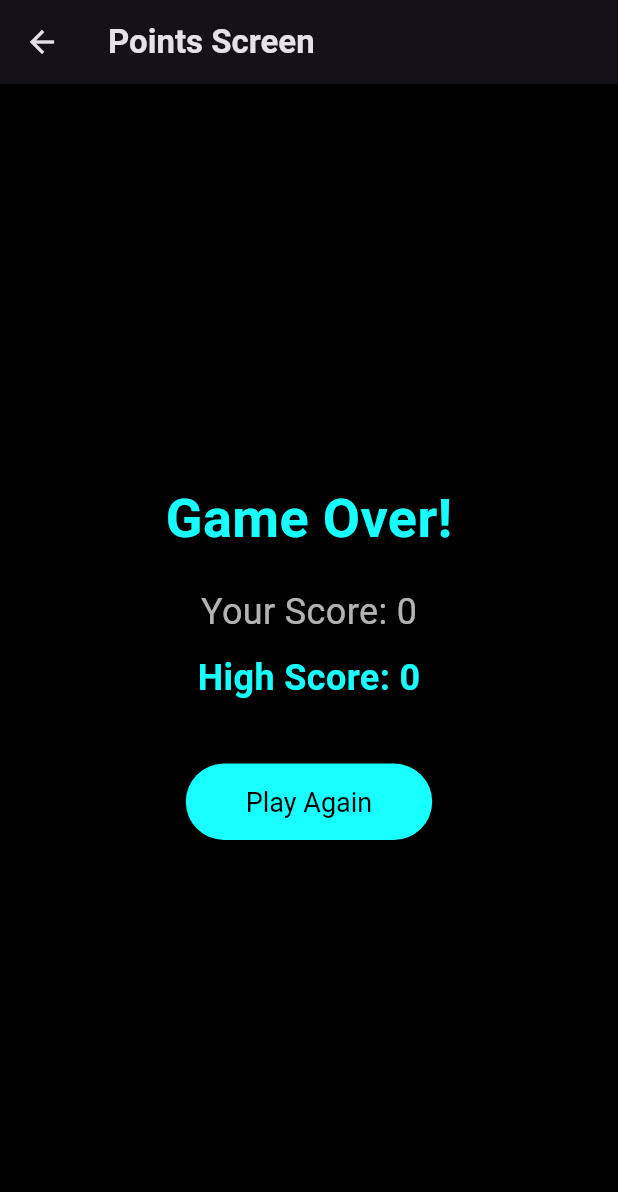
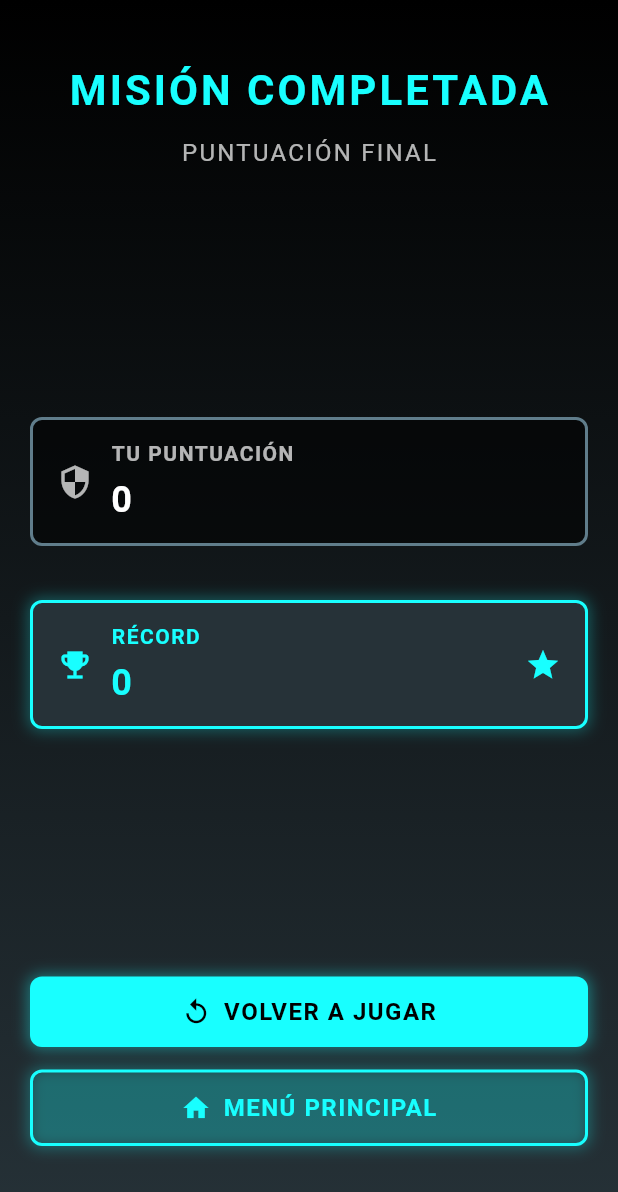
Before and after one commit to Johnson1255/CodeHacker, a Flutter app: the PointsScreen screen opened by its route, on a phone screen of 412 x 824 dp. Shown: the top 1192 px of the screen. Run offline on Flutter 3.47's test engine with Material 3 defaults, Android fonts, the phone set to English and light mode, and no system bars; our stand-ins replace audioplayers, shared_preferences; accounts and stored records are empty.

Commit message:
feat: Implementación de sistema de puntuación con animaciones

```diff
--- /dev/null
+++ b/lib/models/score_model.dart
@@ -0,0 +1,27 @@
+class Score {
+  final int points;
+  final int level;
+  final DateTime timestamp;
+
+  Score({
+    required this.points,
+    required this.level,
+    required this.timestamp,
+  });
+
+  Score.fromJson(Map<String, dynamic> json)
+      : points = json['points'] as int,
+        level = json['level'] as int,
+        timestamp = DateTime.parse(json['timestamp'] as String);
+
+  Map<String, dynamic> toJson() => {
+        'points': points,
+        'level': level,
+        'timestamp': timestamp.toIso8601String(),
+      };
+
+  @override
+  String toString() {
+    return 'Score(points: $points, level: $level, timestamp: $timestamp)';
+  }
+}
--- a/lib/screens/points.dart
+++ b/lib/screens/points.dart
@@ -1,5 +1,8 @@
 import 'package:flutter/material.dart';
 import 'package:shared_preferences/shared_preferences.dart';
+import 'package:code_hacker/widgets/custom_button.dart';
+import 'package:code_hacker/widgets/score_card.dart';
+import 'package:code_hacker/models/score_model.dart';
 
 class PointsScreen extends StatefulWidget {
   const PointsScreen({super.key});
@@ -8,20 +11,54 @@ class PointsScreen extends StatefulWidget {
   State<PointsScreen> createState() => _PointsScreenState();
 }
 
-class _PointsScreenState extends State<PointsScreen> {
+class _PointsScreenState extends State<PointsScreen> with SingleTickerProviderStateMixin {
   int _highScore = 0;
+  late AnimationController _controller;
+  late Animation<double> _scoreAnimation;
+  bool _isNewHighScore = false;
 
   @override
   void initState() {
     super.initState();
+    _controller = AnimationController(
+      duration: const Duration(seconds: 1),
+      vsync: this,
+    );
+    _scoreAnimation = Tween<double>(begin: 0.0, end: 1.0).animate(
+      CurvedAnimation(parent: _controller, curve: Curves.easeOut),
+    );
     _loadHighScore();
+    _controller.forward();
+  }
+
+  @override
+  void dispose() {
+    _controller.dispose();
+    super.dispose();
   }
 
   Future<void> _loadHighScore() async {
     final prefs = await SharedPreferences.getInstance();
+    final score = ModalRoute.of(context)?.settings.arguments as int? ?? 0;
+    final oldHighScore = prefs.getInt('highscore') ?? 0;
+
     setState(() {
       _highScore = prefs.getInt('highscore') ?? 0;
+      _isNewHighScore = score > oldHighScore;
     });
+
+    // Guardar la puntuación actual con fecha y nivel
+    if (score > 0) {
+      final newScore = Score(
+        points: score,
+        level: 3, // Asumimos que completó todos los niveles
+        timestamp: DateTime.now(),
+      );
+
+      final scores = prefs.getStringList('scores') ?? [];
+      scores.add(newScore.toString());
+      await prefs.setStringList('scores', scores);
+    }
   }
 
   @override
@@ -29,39 +66,80 @@ class _PointsScreenState extends State<PointsScreen> {
     final score = ModalRoute.of(context)?.settings.arguments as int? ?? 0;
 
     return Scaffold(
-      appBar: AppBar(
-        title: const Text('Points Screen'),
+      body: Container(
+        decoration: BoxDecoration(
+          gradient: LinearGradient(
+            begin: Alignment.topCenter,
+            end: Alignment.bottomCenter,
+            colors: [Colors.black, Colors.blueGrey.shade900],
           ),
-      body: Center(
+        ),
+        child: SafeArea(
+          child: Padding(
+            padding: const EdgeInsets.all(20.0),
             child: Column(
-          mainAxisAlignment: MainAxisAlignment.center,
+              crossAxisAlignment: CrossAxisAlignment.stretch,
               children: [
-            const Text(
-              'Game Over!',
-              style: TextStyle(fontSize: 36, fontWeight: FontWeight.bold, color: Colors.cyanAccent),
+                const SizedBox(height: 20),
+                const Center(
+                  child: Text(
+                    'MISIÓN COMPLETADA',
+                    style: TextStyle(
+                      fontSize: 28,
+                      fontWeight: FontWeight.bold,
+                      color: Colors.cyanAccent,
+                      letterSpacing: 2.0,
+                    ),
+                  ),
+                ),
+                const SizedBox(height: 10),
+                Center(
+                  child: Text(
+                    _isNewHighScore ? '¡NUEVO RÉCORD!' : 'PUNTUACIÓN FINAL',
+                    style: TextStyle(
+                      fontSize: 16,
+                      color: _isNewHighScore ? Colors.cyanAccent : Colors.white70,
+                      letterSpacing: 1.5,
+                    ),
+                  ),
+                ),
+                const Spacer(),
+                ScaleTransition(
+                  scale: _scoreAnimation,
+                  child: ScoreCard(
+                    score: score,
+                    label: 'Tu Puntuación',
+                    icon: Icons.security,
+                  ),
                 ),
                 const SizedBox(height: 20),
-            Text(
-              'Your Score: $score',
-              style: const TextStyle(fontSize: 24, color: Colors.white70),
+                ScoreCard(
+                  score: _highScore,
+                  label: 'Récord',
+                  isHighScore: true,
+                  icon: Icons.emoji_events,
                 ),
-            const SizedBox(height: 10),
-            Text(
-              'High Score: $_highScore',
-              style: const TextStyle(fontSize: 24, fontWeight: FontWeight.bold, color: Colors.cyanAccent),
+                const Spacer(),
+                HackerButton(
+                  text: 'VOLVER A JUGAR',
+                  icon: Icons.replay,
+                  onPressed: () {
+                    Navigator.pushReplacementNamed(context, '/game');
+                  },
                 ),
-            const SizedBox(height: 40),
-            ElevatedButton(
+                const SizedBox(height: 15),
+                HackerButton(
+                  text: 'MENÚ PRINCIPAL',
+                  icon: Icons.home,
+                  isOutlined: true,
                   onPressed: () {
                     Navigator.pushReplacementNamed(context, '/home');
                   },
-              style: ElevatedButton.styleFrom(
-                padding: const EdgeInsets.symmetric(horizontal: 40, vertical: 15),
-                textStyle: const TextStyle(fontSize: 18),
                 ),
-              child: const Text('Play Again'),
+                const SizedBox(height: 40),
+              ],
             ),
-          ],
+          ),
         ),
       ),
     );
```
Lines whose indentation alone changed are shown as unchanged.
